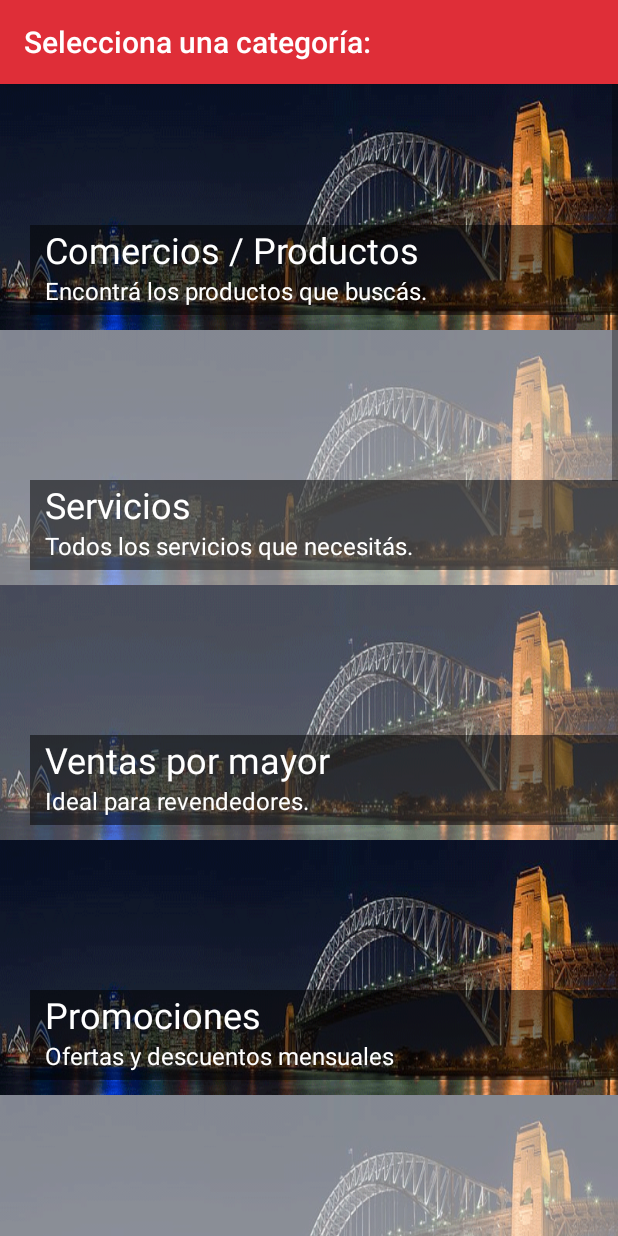
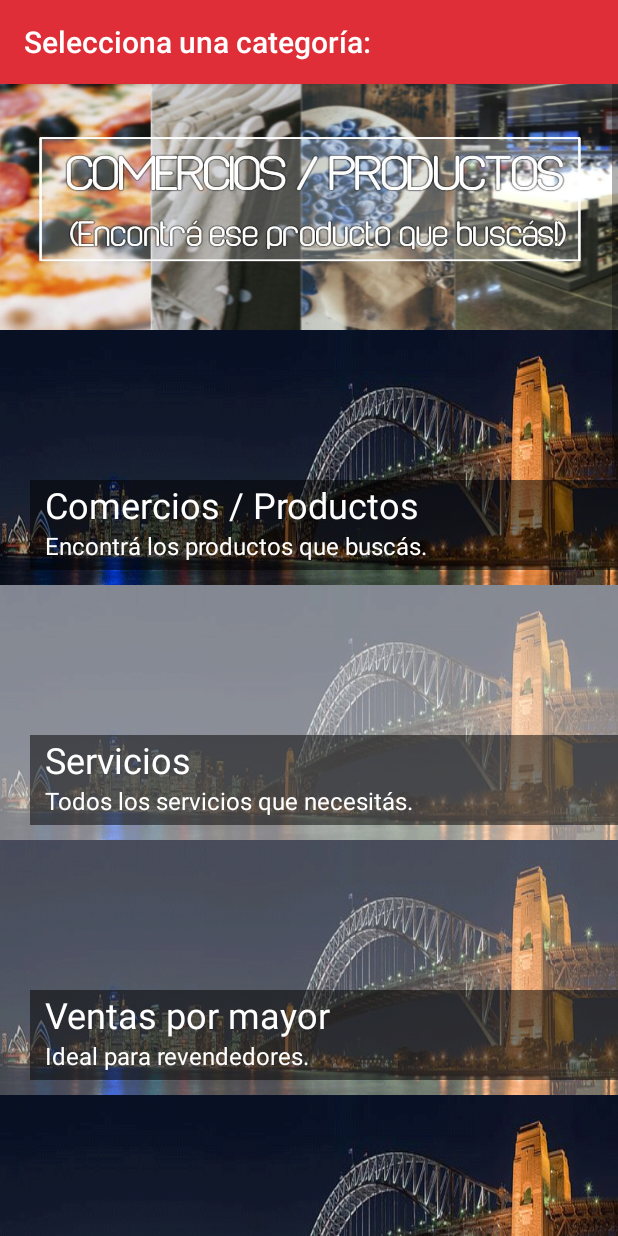
Before and after one commit to crlz09/argentinoino, an Android app: the screen it shows after launch (categorias), after a tap on "BUSCÁ EN TODAS PARTES", on a phone screen of 412 x 824 dp. Run offline under Robolectric (Android 15) with nearby library versions, the phone set to English and light mode, and no system bars; 1 statement that could not run was skipped.

Commit message:
#### SE MOVIO LLAYUDA PARA EL PRIMERO #### SE MODIFICIO MANUAL LOS PARAMS (INNECESARIO) ------------------------------- acomodar lo de arriba que fue para prueba

```diff
--- a/app/src/main/java/com/example/marci/argenteam/categorias.java
+++ b/app/src/main/java/com/example/marci/argenteam/categorias.java
@@ -86,6 +86,16 @@ public class categorias extends AppCompatActivity {
 
         categoriasss = (LinearLayout) findViewById(R.id.raizcat);
 
+
+        LinearLayout aiuda = (LinearLayout) findViewById(R.id.LLayuda);
+
+        ViewGroup.LayoutParams params1 = aiuda.getLayoutParams();
+        params1.height =Math.round(170*(Resources.getSystem().getDisplayMetrics().xdpi/DisplayMetrics.DENSITY_DEFAULT));;
+        params1.width = ViewGroup.LayoutParams.MATCH_PARENT;
+
+        aiuda.setLayoutParams(params1);
+
+
         for (int i=0; i<nombres.size();i++){
             categoria = (LinearLayout) LayoutInflater.from(getApplicationContext()).inflate(R.layout.categoria,null);
 
--- a/app/src/main/java/com/example/marci/argenteam/elementoscercanos.java
+++ b/app/src/main/java/com/example/marci/argenteam/elementoscercanos.java
@@ -56,7 +56,7 @@ public class elementoscercanos {
 
 
     public static elementoscercanos[] ITEMS = {
-            new elementoscercanos("Primer Lugar", R.drawable.finalnueve, "Cafe", "Buenos Aires", "11km", R.drawable.pin),
+            new elementoscercanos("Primer Lugar", R.drawable.finalocho, "Cafe", "Buenos Aires", "11km", R.drawable.pin),
             new elementoscercanos("Segundo Lugar", R.drawable.finaldos,"Restaurant", "Buenos Aires", "14km", R.drawable.pin),
             new elementoscercanos("Tercer Lugar", R.drawable.finaltres,"Restaurant", "Buenos Aires", "21km", R.drawable.pin),
             new elementoscercanos("Cuarto Lugar", R.drawable.finalcuatro,"Cafe", "Buenos Aires", "22km", R.drawable.pin),
--- a/app/src/main/java/com/example/marci/argenteam/perfil.java
+++ b/app/src/main/java/com/example/marci/argenteam/perfil.java
@@ -43,10 +43,10 @@ ImageView ivperfil;
         ivperfil= (ImageView) findViewById(R.id.IVperfil);
         Drawable drawable =getResources().getDrawable(idimagen);
 
+        descripcion.setText("Lorem ipsum dolor sit amet, consectetur adipisicing elit. Quisquam magni consequatur architecto nobis neque atque, officia laudantium cum dolore tempora eius nam repudiandae blanditiis consectetur");
 
 
-
-        Glide.with(getApplicationContext()).load("").placeholder(idimagen).override(600,300).into(ivperfil);
+        Glide.with(getApplicationContext()).load("").placeholder(idimagen).centerCrop().into(ivperfil);
 
 
         FloatingActionButton fab = (FloatingActionButton) findViewById(R.id.fab);
--- a/app/src/main/res/layout/activity_perfil.xml
+++ b/app/src/main/res/layout/activity_perfil.xml
@@ -30,6 +30,7 @@
                 android:adjustViewBounds="true"
                 android:scaleType="center"
                 app:layout_collapseMode="parallax"
+                android:background="@drawable/prueba"
                 app:layout_collapseParallaxMultiplier="0.7" />
 
             <android.support.v7.widget.Toolbar
--- a/app/src/main/res/layout/content_categorias.xml
+++ b/app/src/main/res/layout/content_categorias.xml
@@ -17,6 +17,51 @@
         android:orientation="vertical">
 
         <LinearLayout
+            android:id="@+id/LLayuda"
+            android:layout_width="match_parent"
+            android:layout_height="170dp"
+
+            android:background="@drawable/comercios"
+            android:clickable="true"
+            android:focusable="true"
+            android:gravity="fill_horizontal|clip_vertical"
+            android:orientation="vertical"
+            android:soundEffectsEnabled="true">
+
+            <!--<LinearLayout-->
+
+            <!--android:layout_width="match_parent"-->
+            <!--android:layout_height="60dp"-->
+            <!--android:layout_gravity="right"-->
+            <!--android:layout_marginLeft="20dp"-->
+            <!--android:layout_marginTop="100dp"-->
+            <!--android:background="#83000000"-->
+            <!--android:orientation="vertical">-->
+
+            <!--<TextView-->
+            <!--android:id="@+id/TVAyuda"-->
+            <!--android:layout_width="wrap_content"-->
+            <!--android:layout_height="wrap_content"-->
+            <!--android:paddingLeft="10dp"-->
+            <!--android:shadowColor="#000000"-->
+            <!--android:text="Preguntas Frecuentes"-->
+            <!--android:textColor="#FFFFFF"-->
+            <!--android:textSize="24sp" />-->
+
+            <!--<TextView-->
+            <!--android:id="@+id/TVdesAyuda"-->
+            <!--android:layout_width="wrap_content"-->
+            <!--android:layout_height="wrap_content"-->
+            <!--android:paddingLeft="10dp"-->
+            <!--android:shadowColor="#000000"-->
+            <!--android:text="Respuestas a tus dudas e inquietudes."-->
+            <!--android:textColor="#FFFFFF"-->
+            <!--android:textSize="16sp" />-->
+
+            <!--</LinearLayout>-->
+        </LinearLayout>
+
+        <LinearLayout
             android:layout_width="match_parent"
             android:layout_height="wrap_content"
             android:orientation="vertical"
@@ -26,51 +71,6 @@
         </LinearLayout>
 
 
-
-        <LinearLayout
-            android:layout_width="match_parent"
-            android:id="@+id/LLayuda"
-            android:gravity="fill_horizontal|clip_vertical"
-            android:layout_height="170dp"
-            android:layout_marginLeft="2dp"
-            android:layout_marginRight="2dp"
-            android:layout_marginTop="2dp"
-            android:clickable="true"
-            android:focusable="true"
-            android:orientation="vertical"
-            android:soundEffectsEnabled="true">
-            <LinearLayout
-
-                android:layout_width="match_parent"
-                android:layout_height="60dp"
-                android:layout_gravity="right"
-                android:layout_marginLeft="20dp"
-                android:layout_marginTop="100dp"
-                android:background="#83000000"
-                android:orientation="vertical">
-
-                <TextView
-                    android:id="@+id/TVAyuda"
-                    android:layout_width="wrap_content"
-                    android:layout_height="wrap_content"
-                    android:paddingLeft="10dp"
-                    android:shadowColor="#000000"
-                    android:text="Preguntas Frecuentes"
-                    android:textColor="#FFFFFF"
-                    android:textSize="24sp" />
-
-                <TextView
-                    android:id="@+id/TVdesAyuda"
-                    android:layout_width="wrap_content"
-                    android:layout_height="wrap_content"
-                    android:paddingLeft="10dp"
-                    android:shadowColor="#000000"
-                    android:textColor="#FFFFFF"
-                    android:text="Respuestas a tus dudas e inquietudes."
-                    android:textSize="16sp" />
-
-            </LinearLayout>
-        </LinearLayout>
-</LinearLayout>
+    </LinearLayout>
     </ScrollView>
 </android.support.design.widget.CoordinatorLayout>
--- a/gradle.properties
+++ b/gradle.properties
@@ -13,14 +13,14 @@
 # http://www.gradle.org/docs/current/userguide/multi_project_builds.html#sec:decoupled_projects
 # org.gradle.parallel=true
 #Mon Jan 29 14:24:58 VET 2018
-systemProp.http.proxyPort=8080
-systemProp.http.proxyUser=sistemas
+#systemProp.http.proxyPort=8080
+#systemProp.http.proxyUser=sistemas
 org.gradle.parallel=true
 systemProp.http.proxyPassword=Presidencia
 org.gradle.jvmargs=-Xmx1536m
-systemProp.https.proxyPassword=Presidencia
-systemProp.https.proxyHost=10.0.1.3
-org.gradle.configureondemand=true
-systemProp.http.proxyHost=10.0.1.3
-systemProp.https.proxyPort=8080
-systemProp.https.proxyUser=sistemas
+#systemProp.https.proxyPassword=Presidencia
+#systemProp.https.proxyHost=10.0.1.3
+#org.gradle.configureondemand=true
+#systemProp.http.proxyHost=10.0.1.3
+#systemProp.https.proxyPort=8080
+#systemProp.https.proxyUser=sistemas
```
Also changed, not shown: app/src/main/res/drawable/comercios.jpg (added). Lines whose indentation alone changed are shown as unchanged.
